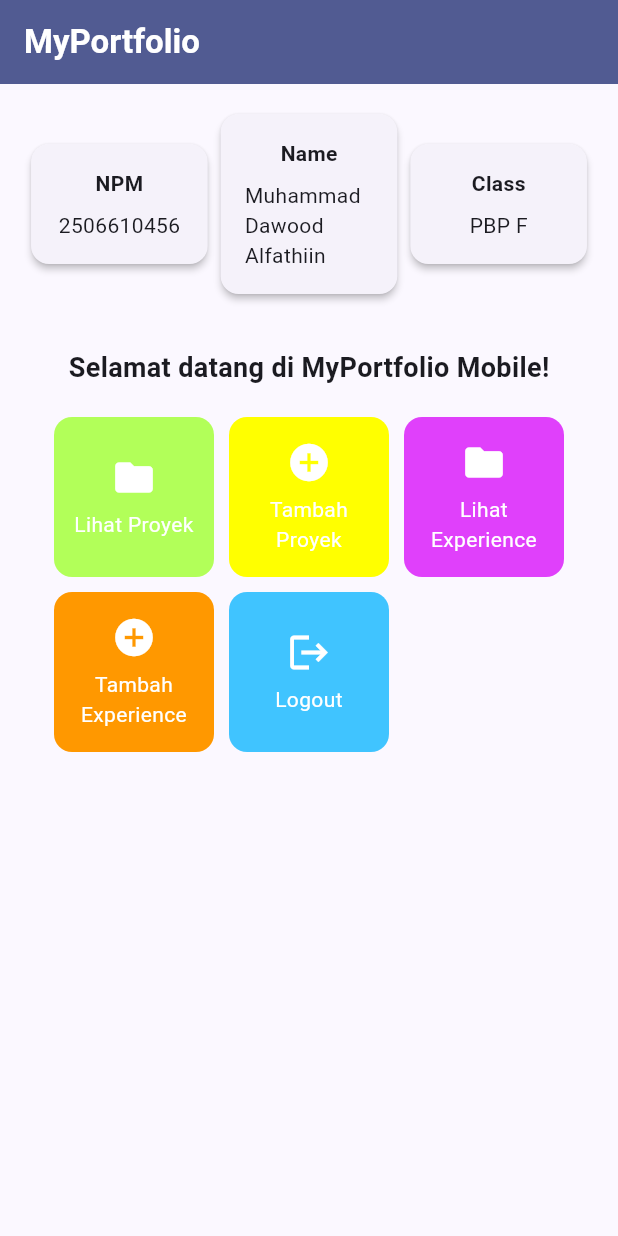
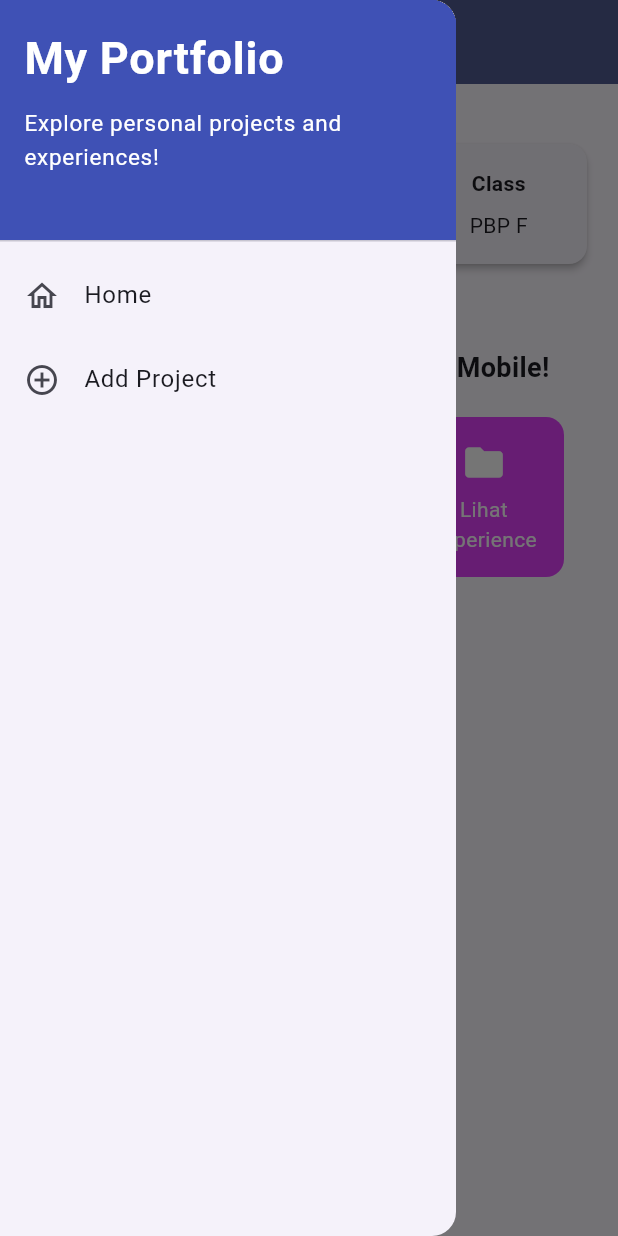
Before and after one commit to muhammaddawood-ui/myportofolio_mobile, a Flutter app: the screen it shows after launch, with the side drawer open (before the commit the screen has no drawer), on a phone screen of 412 x 824 dp. Run offline on Flutter 3.47's test engine with Material 3 defaults, Android fonts, the phone set to English and light mode, and no system bars; our stand-ins replace material_ui.

Commit message:
TUTORIAL-9

```diff
--- a/lib/main.dart
+++ b/lib/main.dart
@@ -1,5 +1,5 @@
-import 'package:flutter/material.dart';
-import 'package:myportofolio_mobile/menu.dart';
+import 'package:material_ui/material_ui.dart';
+import 'package:myportofolio_mobile/screens/menu.dart';
 
 void main() {
   runApp(const MyApp());
--- a/lib/menu.dart
+++ b/lib/screens/menu.dart
@@ -1,4 +1,7 @@
-import 'package:flutter/material.dart';
+import 'package:material_ui/material_ui.dart';
+import 'package:myportofolio_mobile/widgets/left_drawer.dart';
+import 'package:myportofolio_mobile/widgets/project_card.dart';
+
 
 class ItemHomepage {
   final String name;
@@ -34,7 +37,9 @@ class MyHomePage extends StatelessWidget {
           style: TextStyle(color: Colors.white, fontWeight: FontWeight.bold),
         ),
         backgroundColor: Theme.of(context).colorScheme.primary,
+        iconTheme: const IconThemeData(color: Colors.white),
       ),
+      drawer: const LeftDrawer(),
       // Body halaman utama dengan padding di sekelilingnya.
       body: Padding(
         padding: const EdgeInsets.all(16.0),
@@ -119,48 +124,3 @@ class InfoCard extends StatelessWidget {
     );
   }
 }
-
-class ItemCard extends StatelessWidget {
-  final ItemHomepage item;
-
-  const ItemCard(this.item, {super.key});
-
-  @override
-  Widget build(BuildContext context) {
-    return Material(
-      // Pakai warna each item
-      color: item.color,
-      borderRadius: BorderRadius.circular(12),
-      child: InkWell(
-        // Aksi ketika kartu ditekan oleh pengguna.
-        onTap: () {
-          // Menampilkan SnackBar dengan pesan interaktif.
-          ScaffoldMessenger.of(context)
-            ..hideCurrentSnackBar()
-            ..showSnackBar(
-              SnackBar(
-                content: Text("Kamu telah menekan tombol ${item.name}!"),
-              ),
-            );
-        },
-        child: Container(
-          padding: const EdgeInsets.all(8),
-          child: Center(
-            child: Column(
-              mainAxisAlignment: MainAxisAlignment.center,
-              children: [
-                Icon(item.icon, color: Colors.white, size: 30.0),
-                const Padding(padding: EdgeInsets.all(3)),
-                Text(
-                  item.name,
-                  textAlign: TextAlign.center,
-                  style: const TextStyle(color: Colors.white),
-                ),
-              ],
-            ),
-          ),
-        ),
-      ),
-    );
-  }
-}
--- /dev/null
+++ b/lib/widgets/left_drawer.dart
@@ -0,0 +1,69 @@
+import 'package:material_ui/material_ui.dart';
+import 'package:myportofolio_mobile/screens/menu.dart';
+import 'package:myportofolio_mobile/screens/project_form.dart';
+
+class LeftDrawer extends StatelessWidget {
+  const LeftDrawer({super.key});
+
+  @override
+  Widget build(BuildContext context) {
+    return Drawer(
+      child: ListView(
+        children: [
+          const DrawerHeader(
+            decoration: BoxDecoration(
+              color: Colors.indigo,
+            ),
+            child: Column(
+              crossAxisAlignment: CrossAxisAlignment.start,
+              children: [
+                Text(
+                  'My Portfolio',
+                  style: TextStyle(
+                    fontSize: 30,
+                    fontWeight: FontWeight.bold,
+                    color: Colors.white,
+                  ),
+                ),
+                SizedBox(height: 10),
+                Text(
+                  'Explore personal projects and experiences!',
+                  style: TextStyle(
+                    fontSize: 15,
+                    color: Colors.white,
+                  ),
+                ),
+              ],
+            ),
+          ),
+          ListTile(
+            leading: const Icon(Icons.home_outlined),
+            title: const Text('Home'),
+            // Navigasi ke halaman utama portofolio
+            onTap: () {
+              Navigator.pushReplacement(
+                context,
+                MaterialPageRoute(
+                  builder: (context) => MyHomePage(),
+                ),
+              );
+            },
+          ),
+          ListTile(
+            leading: const Icon(Icons.add_circle_outline),
+            title: const Text('Add Project'),
+            // Navigasi ke halaman tambah proyek
+            onTap: () {
+              Navigator.pushReplacement(
+                context,
+                MaterialPageRoute(
+                  builder: (context) => const ProjectFormPage(),
+                ),
+              );
+            },
+          ),
+        ],
+      ),
+    );
+  }
+}
--- /dev/null
+++ b/lib/widgets/project_card.dart
@@ -0,0 +1,59 @@
+import 'package:material_ui/material_ui.dart';
+import 'package:myportofolio_mobile/screens/menu.dart';
+import 'package:myportofolio_mobile/screens/project_form.dart';
+
+class ItemCard extends StatelessWidget {
+  final ItemHomepage item;
+
+  const ItemCard(this.item, {super.key});
+
+  @override
+  Widget build(BuildContext context) {
+    return Material(
+      // Pakai warna each item
+      color: item.color,
+      borderRadius: BorderRadius.circular(12),
+      child: InkWell(
+        // Aksi ketika kartu ditekan oleh pengguna.
+        onTap: () {
+          // Menampilkan SnackBar dengan pesan interaktif.
+          ScaffoldMessenger.of(context)
+            ..hideCurrentSnackBar()
+            ..showSnackBar(
+              SnackBar(
+                content: Text("Kamu telah menekan tombol ${item.name}!"),
+              ),
+            );
+
+          // Navigate ke halaman yang sesuai
+          if (item.name == "Tambah Proyek") {
+            Navigator.push(
+              context,
+              MaterialPageRoute(
+                builder: (context) => const ProjectFormPage(),
+              ),
+            );
+          }
+        },
+        child: Container(
+
+          padding: const EdgeInsets.all(8),
+          child: Center(
+            child: Column(
+              mainAxisAlignment: MainAxisAlignment.center,
+              children: [
+                Icon(item.icon, color: Colors.white, size: 30.0),
+                const Padding(padding: EdgeInsets.all(3)),
+                Text(
+                  item.name,
+                  textAlign: TextAlign.center,
+                  style: const TextStyle(color: Colors.white),
+                ),
+              ],
+            ),
+          ),
+        ),
+      ),
+    );
+  }
+}
--- a/pubspec.yaml
+++ b/pubspec.yaml
@@ -34,6 +34,7 @@ dependencies:
   # The following adds the Cupertino Icons font to your application.
   # Use with the CupertinoIcons class for iOS style icons.
   cupertino_icons: ^1.0.8
+  material_ui: ^1.11.1
 
 dev_dependencies:
   flutter_test:
```
Also changed, not shown: lib/screens/project_form.dart (added, +214 -0 lines), pubspec.lock, 1 other file.
